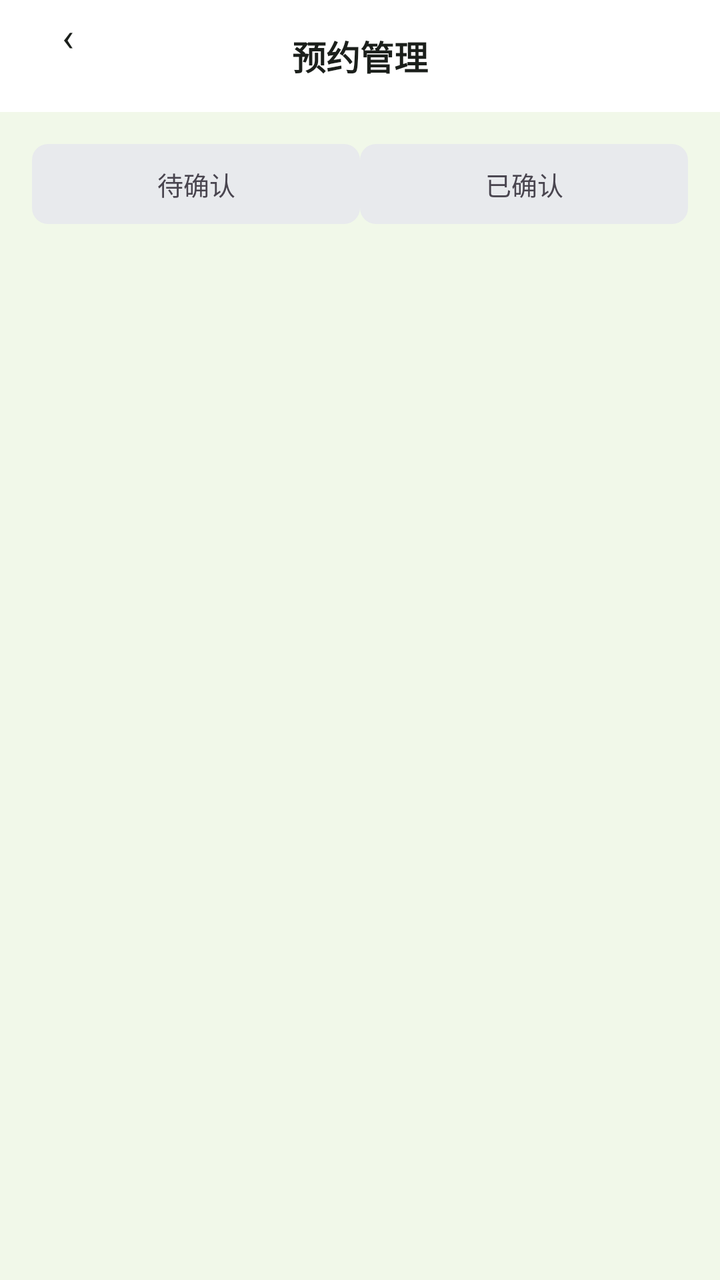
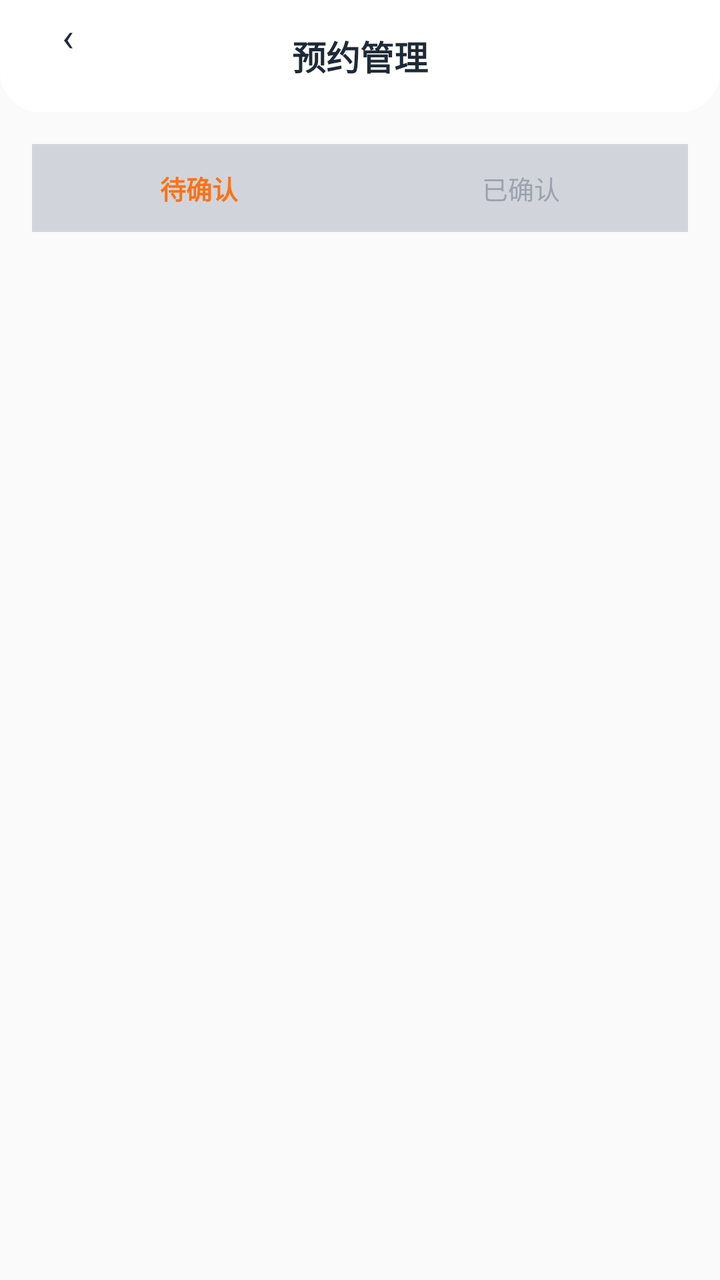

Before-and-after screenshots of an Android layout around one commit, followed by the original layout XML and the change that was made.
<!-- AndroidManifest.xml: application theme Theme.ClothingSI -->
<!-- res/layout/activity_appointments.xml -->
<?xml version="1.0" encoding="utf-8"?>
<LinearLayout xmlns:android="http://schemas.android.com/apk/res/android"
    xmlns:app="http://schemas.android.com/apk/res-auto"
    android:layout_width="match_parent" android:layout_height="match_parent"
    android:orientation="vertical" android:background="@color/bg">
    <RelativeLayout android:layout_width="match_parent" android:layout_height="56dp"
        android:background="@drawable/header_bar_bg" android:paddingHorizontal="16dp">
        <TextView android:id="@+id/btn_back" android:layout_width="36dp" android:layout_height="36dp"
            android:text="‹" android:textSize="20dp" android:textColor="@color/text_primary"
            android:gravity="center" android:background="@drawable/circle_bg" />
        <TextView android:layout_width="wrap_content" android:layout_height="wrap_content"
            android:text="预约管理" android:textSize="17dp" android:textStyle="bold"
            android:textColor="@color/text_primary" android:layout_centerInParent="true" />
    </RelativeLayout>
    <ScrollView android:layout_width="match_parent" android:layout_height="match_parent" android:padding="16dp">
        <LinearLayout android:layout_width="match_parent" android:layout_height="wrap_content" android:orientation="vertical">
            <LinearLayout android:layout_width="match_parent" android:layout_height="wrap_content"
                android:orientation="horizontal" android:gravity="center" android:layout_marginBottom="14dp" android:weightSum="2">
                <TextView android:id="@+id/tab_pending" android:layout_width="0dp" android:layout_height="40dp"
                    android:layout_weight="1" android:gravity="center" android:text="待确认"
                    android:textSize="13dp" android:background="@drawable/segment_tab_bg" />
                <TextView android:id="@+id/tab_confirmed" android:layout_width="0dp" android:layout_height="40dp"
                    android:layout_weight="1" android:gravity="center" android:text="已确认"
                    android:textSize="13dp" android:background="@drawable/segment_tab_bg" />
            </LinearLayout>
            <androidx.recyclerview.widget.RecyclerView android:id="@+id/rv_appointments"
                android:layout_width="match_parent" android:layout_height="wrap_content" />
        </LinearLayout>
    </ScrollView>
</LinearLayout>
<!-- resources referenced by this layout -->
<resources>
  <color name="bg">#F1F8E9</color>
  <color name="text_primary">#1B1F1B</color>
  <!-- drawable circle_bg (drawable) -->
  <?xml version="1.0" encoding="utf-8"?>
  <shape xmlns:android="http://schemas.android.com/apk/res/android" android:shape="oval">
      <solid android:color="#26FFFFFF" />
  </shape>
  <!-- drawable header_bar_bg (drawable) -->
  <?xml version="1.0" encoding="utf-8"?>
  <shape xmlns:android="http://schemas.android.com/apk/res/android" android:shape="rectangle">
      <solid android:color="#FFFFFF" />
  </shape>
  <!-- drawable segment_tab_bg (drawable) -->
  <?xml version="1.0" encoding="utf-8"?>
  <selector xmlns:android="http://schemas.android.com/apk/res/android">
      <item android:state_selected="true">
          <shape android:shape="rectangle">
              <solid android:color="#FFFFFF" />
              <corners android:radius="8dp" />
          </shape>
      </item>
      <item>
          <shape android:shape="rectangle">
              <solid android:color="#E8EAED" />
              <corners android:radius="8dp" />
          </shape>
      </item>
  </selector>
  <style name="Theme.ClothingSI" parent="Theme.Material3.Light.NoActionBar">
          <item name="colorPrimary">@color/primary</item>
          <item name="colorPrimaryDark">@color/primary_dark</item>
          <item name="colorAccent">@color/accent</item>
          <item name="android:statusBarColor">@android:color/transparent</item>
          <item name="android:navigationBarColor">@color/white</item>
          
          <item name="android:windowLightStatusBar">true</item>
          
          <item name="android:fontFamily">sans-serif</item>
          <item name="android:textViewStyle">@style/TextView.Base</item>
      </style>
  <color name="primary">#2E7D32</color>
  <color name="primary_dark">#1B5E20</color>
  <color name="accent">#66BB6A</color>
  <color name="white">#FFFFFF</color>
  <style name="TextView.Base" parent="android:Widget.TextView">
          <item name="android:fontFamily">sans-serif</item>
      </style>
</resources>

<!-- the commit's change to res/layout/activity_appointments.xml (unified diff, before → after) -->
@@ -2,29 +2,42 @@
 <LinearLayout xmlns:android="http://schemas.android.com/apk/res/android"
     xmlns:app="http://schemas.android.com/apk/res-auto"
     android:layout_width="match_parent" android:layout_height="match_parent"
-    android:orientation="vertical" android:background="@color/bg">
+    android:orientation="vertical" android:background="@color/md_surface_container_low">
     <RelativeLayout android:layout_width="match_parent" android:layout_height="56dp"
         android:background="@drawable/header_bar_bg" android:paddingHorizontal="16dp">
         <TextView android:id="@+id/btn_back" android:layout_width="36dp" android:layout_height="36dp"
-            android:text="‹" android:textSize="20dp" android:textColor="@color/text_primary"
+            android:text="‹" android:textSize="20sp" android:textColor="@color/md_on_surface"
             android:gravity="center" android:background="@drawable/circle_bg" />
         <TextView android:layout_width="wrap_content" android:layout_height="wrap_content"
-            android:text="预约管理" android:textSize="17dp" android:textStyle="bold"
-            android:textColor="@color/text_primary" android:layout_centerInParent="true" />
+            android:text="预约管理" android:textSize="17sp" android:textStyle="bold"
+            android:textColor="@color/md_on_surface" android:layout_centerInParent="true" />
     </RelativeLayout>
     <ScrollView android:layout_width="match_parent" android:layout_height="match_parent" android:padding="16dp">
         <LinearLayout android:layout_width="match_parent" android:layout_height="wrap_content" android:orientation="vertical">
+            
             <LinearLayout android:layout_width="match_parent" android:layout_height="wrap_content"
-                android:orientation="horizontal" android:gravity="center" android:layout_marginBottom="14dp" android:weightSum="2">
-                <TextView android:id="@+id/tab_pending" android:layout_width="0dp" android:layout_height="40dp"
+                android:orientation="horizontal" android:gravity="center"
+                android:layout_marginBottom="16dp"
+                android:background="@color/md_surface_container_high" android:padding="3dp">
+                <TextView android:id="@+id/tab_pending" android:layout_width="0dp" android:layout_height="38dp"
                     android:layout_weight="1" android:gravity="center" android:text="待确认"
-                    android:textSize="13dp" android:background="@drawable/segment_tab_bg" />
-                <TextView android:id="@+id/tab_confirmed" android:layout_width="0dp" android:layout_height="40dp"
+                    android:textSize="13sp" android:textStyle="bold"
+                    android:background="@drawable/segment_tab_bg" android:textColor="@color/md_primary"
+                    android:clickable="true" android:focusable="true" />
+                <TextView android:id="@+id/tab_confirmed" android:layout_width="0dp" android:layout_height="38dp"
                     android:layout_weight="1" android:gravity="center" android:text="已确认"
-                    android:textSize="13dp" android:background="@drawable/segment_tab_bg" />
+                    android:textSize="13sp"
+                    android:background="@drawable/segment_tab_bg" android:textColor="@color/md_on_surface_variant"
+                    android:clickable="true" android:focusable="true" />
             </LinearLayout>
-            <androidx.recyclerview.widget.RecyclerView android:id="@+id/rv_appointments"
-                android:layout_width="match_parent" android:layout_height="wrap_content" />
+            
+            <androidx.cardview.widget.CardView
+                android:layout_width="match_parent" android:layout_height="wrap_content"
+                app:cardCornerRadius="12dp" app:cardElevation="1dp"
+                android:paddingStart="4dp" android:paddingEnd="4dp">
+                <androidx.recyclerview.widget.RecyclerView android:id="@+id/rv_appointments"
+                    android:layout_width="match_parent" android:layout_height="wrap_content" />
+            </androidx.cardview.widget.CardView>
         </LinearLayout>
     </ScrollView>
 </LinearLayout>
<!-- resource entries referenced after the edit -->
@@ -1,7 +1,10 @@
 <!-- resources referenced by this layout -->
 <resources>
-  <color name="bg">#F1F8E9</color>
-  <color name="text_primary">#1B1F1B</color>
+  <color name="md_on_surface">#1F2937</color>
+  <color name="md_on_surface_variant">#9CA3AF</color>
+  <color name="md_primary">#F97316</color>
+  <color name="md_surface_container_high">#D1D5DB</color>
+  <color name="md_surface_container_low">#FAFAFA</color>
   <!-- drawable circle_bg (drawable) -->
   <?xml version="1.0" encoding="utf-8"?>
   <shape xmlns:android="http://schemas.android.com/apk/res/android" android:shape="oval">
@@ -10,40 +13,73 @@
   <!-- drawable header_bar_bg (drawable) -->
   <?xml version="1.0" encoding="utf-8"?>
   <shape xmlns:android="http://schemas.android.com/apk/res/android" android:shape="rectangle">
-      <solid android:color="#FFFFFF" />
+      <solid android:color="@color/md_surface" />
+      <corners android:topLeftRadius="0dp" android:topRightRadius="0dp" android:bottomLeftRadius="20dp" android:bottomRightRadius="20dp" />
   </shape>
   <!-- drawable segment_tab_bg (drawable) -->
   <?xml version="1.0" encoding="utf-8"?>
   <selector xmlns:android="http://schemas.android.com/apk/res/android">
       <item android:state_selected="true">
           <shape android:shape="rectangle">
-              <solid android:color="#FFFFFF" />
-              <corners android:radius="8dp" />
+              <solid android:color="@color/md_surface" />
+              <corners android:radius="6dp" />
           </shape>
       </item>
       <item>
           <shape android:shape="rectangle">
-              <solid android:color="#E8EAED" />
-              <corners android:radius="8dp" />
+              <solid android:color="@color/md_surface_container_high" />
+              <corners android:radius="6dp" />
           </shape>
       </item>
   </selector>
   <style name="Theme.ClothingSI" parent="Theme.Material3.Light.NoActionBar">
-          <item name="colorPrimary">@color/primary</item>
-          <item name="colorPrimaryDark">@color/primary_dark</item>
-          <item name="colorAccent">@color/accent</item>
+          
+          <item name="colorPrimary">@color/md_primary</item>
+          <item name="colorOnPrimary">@color/md_on_primary</item>
+          <item name="colorPrimaryContainer">@color/md_primary_container</item>
+          <item name="colorOnPrimaryContainer">@color/md_on_primary_container</item>
+  
+          
+          <item name="colorSecondary">@color/md_secondary</item>
+          <item name="colorOnSecondary">@color/md_on_secondary</item>
+          <item name="colorSecondaryContainer">@color/md_secondary_container</item>
+          <item name="colorOnSecondaryContainer">@color/md_on_secondary_container</item>
+  
+          
+          <item name="android:colorBackground">@color/md_surface_container_low</item>
+          <item name="colorSurface">@color/md_surface</item>
+          <item name="colorOnSurface">@color/md_on_surface</item>
+          <item name="colorOnSurfaceVariant">@color/md_on_surface_variant</item>
+  
+          
+          <item name="colorOutline">@color/md_outline</item>
+          <item name="colorOutlineVariant">@color/md_outline_variant</item>
+  
+          
+          <item name="colorError">@color/md_error</item>
+          <item name="colorOnError">@color/md_on_error</item>
+  
+          
           <item name="android:statusBarColor">@android:color/transparent</item>
-          <item name="android:navigationBarColor">@color/white</item>
-          
+          <item name="android:navigationBarColor">@color/md_surface</item>
           <item name="android:windowLightStatusBar">true</item>
+  
           
           <item name="android:fontFamily">sans-serif</item>
           <item name="android:textViewStyle">@style/TextView.Base</item>
       </style>
-  <color name="primary">#2E7D32</color>
-  <color name="primary_dark">#1B5E20</color>
-  <color name="accent">#66BB6A</color>
-  <color name="white">#FFFFFF</color>
+  <color name="md_surface">#FFFFFF</color>
+  <color name="md_on_primary">#FFFFFF</color>
+  <color name="md_primary_container">#FFF7ED</color>
+  <color name="md_on_primary_container">#5C3D00</color>
+  <color name="md_secondary">#2563EB</color>
+  <color name="md_on_secondary">#FFFFFF</color>
+  <color name="md_secondary_container">#DBEAFE</color>
+  <color name="md_on_secondary_container">#001A3E</color>
+  <color name="md_outline">#9CA3AF</color>
+  <color name="md_outline_variant">#D1D5DB</color>
+  <color name="md_error">#EF4444</color>
+  <color name="md_on_error">#FFFFFF</color>
   <style name="TextView.Base" parent="android:Widget.TextView">
           <item name="android:fontFamily">sans-serif</item>
       </style>
